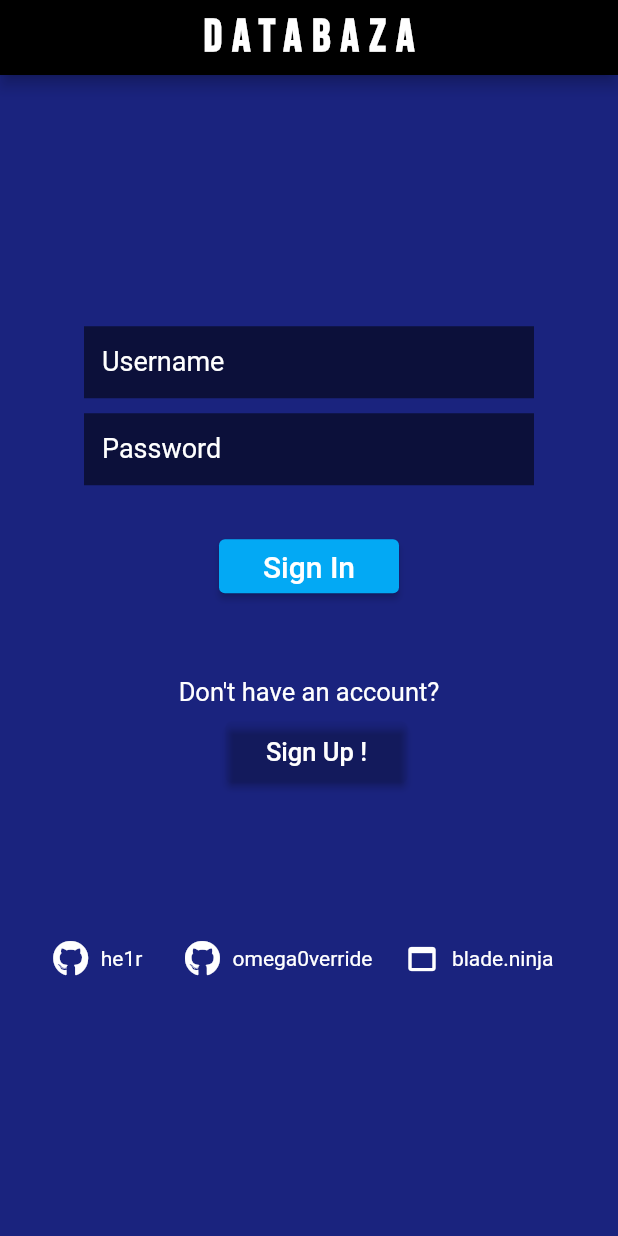
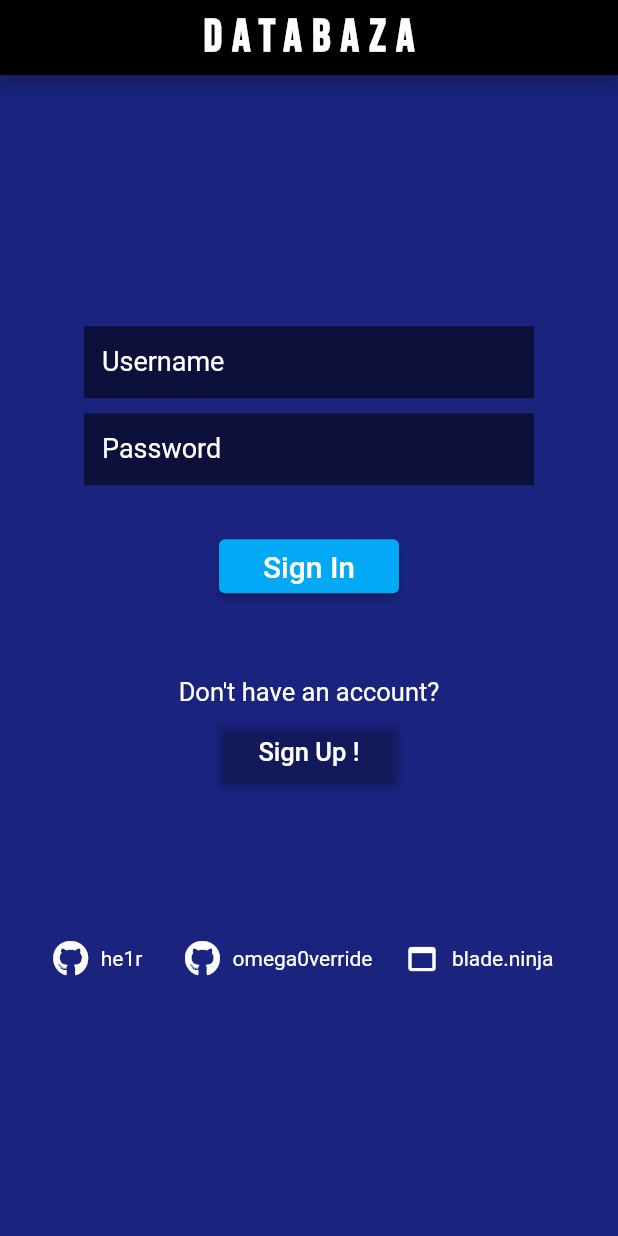
Before and after one commit to he1r/blade.ninja, a Flutter app: the screen it shows after launch, on a phone screen of 412 x 824 dp. Run offline on Flutter 3.47's test engine with Material 2 defaults, Android fonts, the phone set to English and light mode, and no system bars; drawn by our look-alikes of getwidget; our stand-ins replace font_awesome_flutter, google_fonts, syncfusion_flutter_datagrid; missing offline and left inert: syncfusion_flutter_core; Roboto replaces fonts that are missing (Akrobat-Bold).

Commit message:
fixed layout

```diff
--- a/lib/main.dart
+++ b/lib/main.dart
@@ -164,7 +164,7 @@ class HomeScreen extends StatelessWidget {
           Container(
             width: 120,
             height: 40,
-            margin: const EdgeInsets.only(top: 10, left: 10),
+            margin: const EdgeInsets.only(top: 10),
             child: ElevatedButton(
               onPressed: () {
                 Navigator.push(
```
